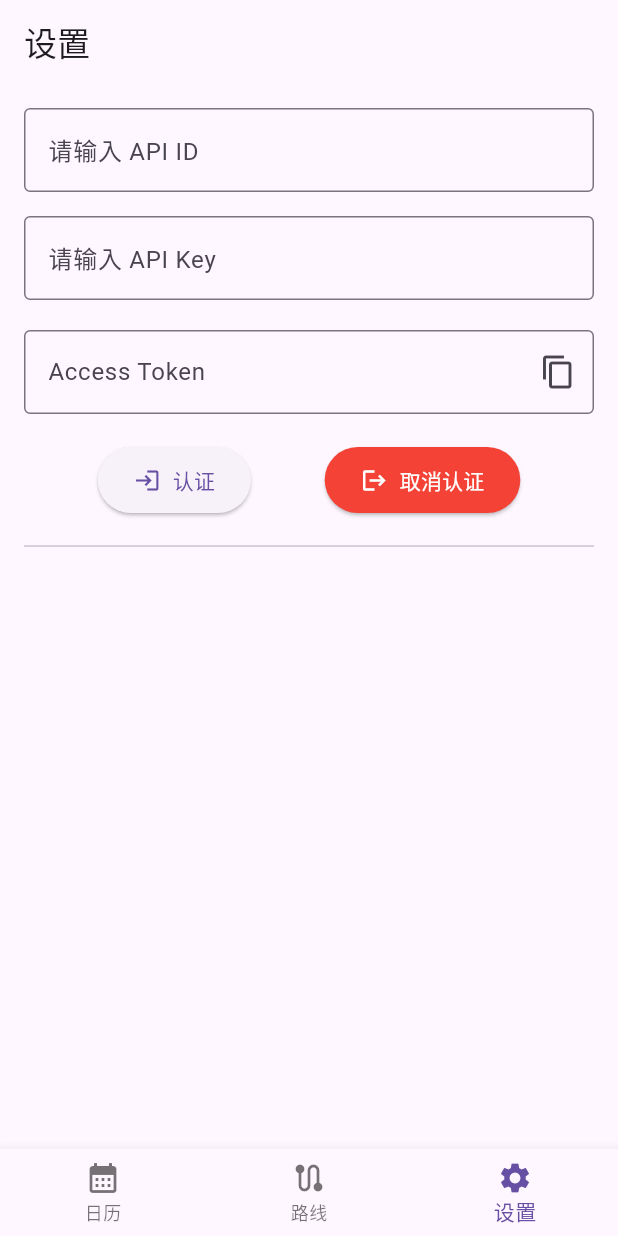
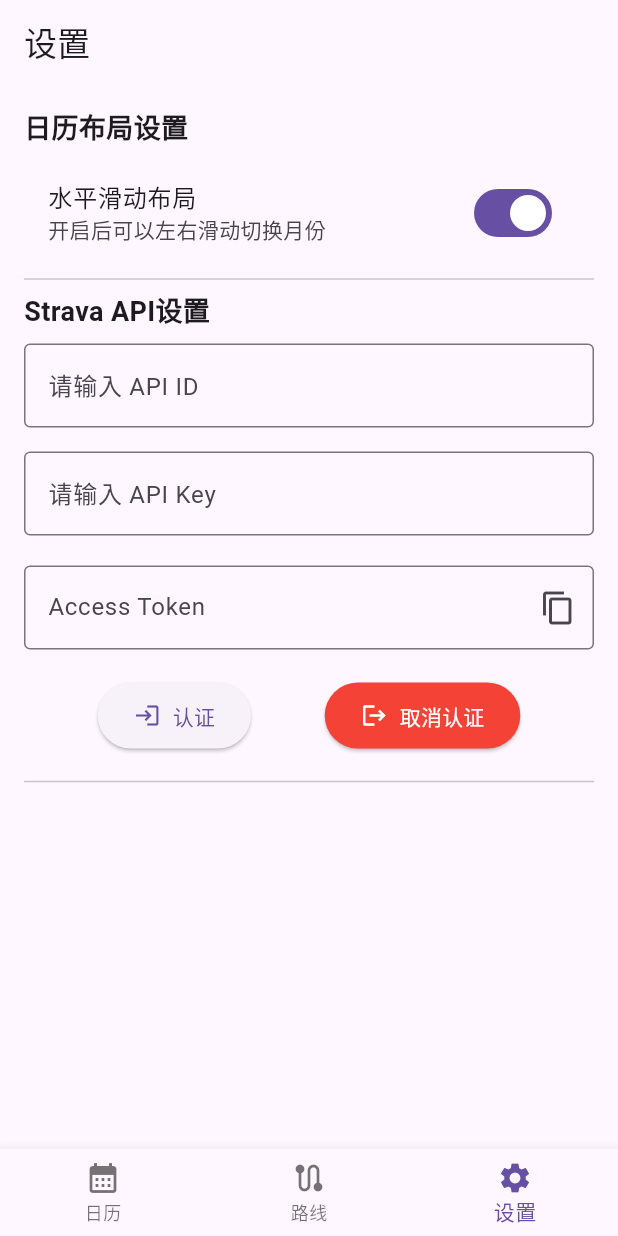
Before and after one commit to qixiaoyu0315/strava_pro, a Flutter app: the screen it shows after launch, item 3 of the bottom bar chosen, on a phone screen of 412 x 824 dp. Run offline on Flutter 3.47's test engine with Material 3 defaults, Android fonts, the phone set to English and light mode, and no system bars; our stand-ins replace device_info_plus, fl_chart, flutter_map, flutter_svg, fluttertoast, geolocator and 4 more; missing offline and left inert: flutter_polyline_points, great_circle_distance_calculator, strava_client; accounts and stored records are empty.

Commit message:
日历修改为水平和垂直两种布局

```diff
--- a/lib/main.dart
+++ b/lib/main.dart
@@ -1,4 +1,5 @@
 import 'package:flutter/material.dart';
+import 'package:shared_preferences/shared_preferences.dart';
 import 'page/route_page.dart';
 import 'page/setting_page.dart';
 import 'page/calendar_name.dart';
@@ -27,20 +28,35 @@ class MainApp extends StatefulWidget {
 
 class _MainAppState extends State<MainApp> {
   int _selectedIndex = 0;
-  final List<Widget> _pages = [
-    const CalendarPage(),
-    const RoutePage(),
-    const SettingPage(),
-  ];
+  bool _isHorizontalLayout = true;
 
-  void _onItemTapped(int index) {
+  @override
+  void initState() {
+    super.initState();
+    _loadSettings();
+  }
+
+  Future<void> _loadSettings() async {
+    final prefs = await SharedPreferences.getInstance();
     setState(() {
-      _selectedIndex = index;
+      _isHorizontalLayout = prefs.getBool('isHorizontalLayout') ?? true;
+    });
+  }
+
+  void _updateCalendarLayout(bool value) {
+    setState(() {
+      _isHorizontalLayout = value;
     });
   }
 
   @override
   Widget build(BuildContext context) {
+    final List<Widget> pages = [
+      CalendarPage(isHorizontalLayout: _isHorizontalLayout),
+      const RoutePage(),
+      SettingPage(onLayoutChanged: _updateCalendarLayout),
+    ];
+
     return MaterialApp(
       debugShowCheckedModeBanner: false,
       theme: ThemeData.light(useMaterial3: true).copyWith(
@@ -53,7 +69,7 @@ class _MainAppState extends State<MainApp> {
       home: Scaffold(
         body: IndexedStack(
           index: _selectedIndex,
-          children: _pages,
+          children: pages,
         ),
         bottomNavigationBar: BottomNavigationBar(
           items: const <BottomNavigationBarItem>[
@@ -71,7 +87,11 @@ class _MainAppState extends State<MainApp> {
             ),
           ],
           currentIndex: _selectedIndex,
-          onTap: _onItemTapped,
+          onTap: (index) {
+            setState(() {
+              _selectedIndex = index;
+            });
+          },
         ),
       ),
     );
--- a/lib/page/setting_page.dart
+++ b/lib/page/setting_page.dart
@@ -9,9 +9,16 @@ import '../model/api_key_model.dart';
 import '../service/strava_service.dart';
 import '../service/strava_client_manager.dart';
 import '../utils/poly2svg.dart';
+import 'package:shared_preferences/shared_preferences.dart';
 
 class SettingPage extends StatefulWidget {
-  const SettingPage({Key? key}) : super(key: key);
+  final Function(bool)? onLayoutChanged;
+
+  const SettingPage({
+    Key? key,
+    this.onLayoutChanged,
+  }) : super(key: key);
+
   @override
   _SettingPageState createState() => _SettingPageState();
 }
@@ -27,11 +34,13 @@ class _SettingPageState extends State<SettingPage> {
   final TextEditingController _idController = TextEditingController();
   final TextEditingController _keyController = TextEditingController();
   final ApiKeyModel _apiKeyModel = ApiKeyModel();
+  bool _isHorizontalLayout = true;
 
   @override
   void initState() {
     super.initState();
     _loadApiKey();
+    _loadSettings();
   }
 
   Future<void> _loadApiKey() async {
@@ -42,6 +51,19 @@ class _SettingPageState extends State<SettingPage> {
         _keyController.text = apiKey['api_key']!;
       });
     }
+  }
+
+  Future<void> _loadSettings() async {
+    final prefs = await SharedPreferences.getInstance();
+    setState(() {
+      _isHorizontalLayout = prefs.getBool('isHorizontalLayout') ?? true;
+    });
+  }
+
+  Future<void> _saveSettings() async {
+    final prefs = await SharedPreferences.getInstance();
+    await prefs.setBool('isHorizontalLayout', _isHorizontalLayout);
+    widget.onLayoutChanged?.call(_isHorizontalLayout);
   }
 
   FutureOr<Null> showErrorMessage(dynamic error, dynamic stackTrace) {
@@ -191,7 +213,6 @@ class _SettingPageState extends State<SettingPage> {
             _syncProgress = processedCount / totalActivities;
             _syncStatus = '已处理: $processedCount/$totalActivities';
           });
-
         } catch (e) {
           print('处理活动 ${activity.name} 时出错: $e');
         }
@@ -219,7 +240,8 @@ class _SettingPageState extends State<SettingPage> {
 
   bool _isValidSvg(String content) {
     if (content.isEmpty) return false;
-    if (!content.trim().startsWith('<svg') || !content.trim().endsWith('</svg>')) {
+    if (!content.trim().startsWith('<svg') ||
+        !content.trim().endsWith('</svg>')) {
       return false;
     }
     return true;
@@ -231,11 +253,40 @@ class _SettingPageState extends State<SettingPage> {
       appBar: AppBar(
         title: const Text('设置'),
       ),
-      body: Padding(
+      body: SafeArea(
+        child: SingleChildScrollView(
           padding: const EdgeInsets.all(16.0),
           child: Column(
-          mainAxisAlignment: MainAxisAlignment.start,
+            crossAxisAlignment: CrossAxisAlignment.start,
             children: [
+              const Text(
+                '日历布局设置',
+                style: TextStyle(
+                  fontSize: 18,
+                  fontWeight: FontWeight.bold,
+                ),
+              ),
+              const SizedBox(height: 8),
+              SwitchListTile(
+                title: const Text('水平滑动布局'),
+                subtitle: const Text('开启后可以左右滑动切换月份'),
+                value: _isHorizontalLayout,
+                onChanged: (bool value) {
+                  setState(() {
+                    _isHorizontalLayout = value;
+                  });
+                  _saveSettings();
+                },
+              ),
+              const Divider(),
+              const Text(
+                'Strava API设置',
+                style: TextStyle(
+                  fontSize: 18,
+                  fontWeight: FontWeight.bold,
+                ),
+              ),
+              const SizedBox(height: 8),
               TextField(
                 controller: _idController,
                 decoration: const InputDecoration(
@@ -265,7 +316,8 @@ class _SettingPageState extends State<SettingPage> {
                     onPressed: () {
                       Clipboard.setData(
                               ClipboardData(text: _textEditingController.text))
-                        .then((_) => ScaffoldMessenger.of(context).showSnackBar(
+                          .then(
+                              (_) => ScaffoldMessenger.of(context).showSnackBar(
                                     SnackBar(content: Text("已复制到剪贴板")),
                                   ));
                     },
@@ -282,7 +334,8 @@ class _SettingPageState extends State<SettingPage> {
                     icon: Icon(Icons.login),
                     label: const Text('认证'),
                     style: ElevatedButton.styleFrom(
-                    padding: EdgeInsets.symmetric(horizontal: 24, vertical: 12),
+                      padding:
+                          EdgeInsets.symmetric(horizontal: 24, vertical: 12),
                     ),
                   ),
                   ElevatedButton.icon(
@@ -290,7 +343,8 @@ class _SettingPageState extends State<SettingPage> {
                     icon: Icon(Icons.logout),
                     label: const Text('取消认证'),
                     style: ElevatedButton.styleFrom(
-                    padding: EdgeInsets.symmetric(horizontal: 24, vertical: 12),
+                      padding:
+                          EdgeInsets.symmetric(horizontal: 24, vertical: 12),
                       backgroundColor: Colors.red,
                       foregroundColor: Colors.white,
                     ),
@@ -319,6 +373,7 @@ class _SettingPageState extends State<SettingPage> {
             ],
           ),
         ),
+      ),
     );
   }
 }
```
Also changed, not shown: lib/page/calendar_name.dart (+24 -5 lines), lib/widgets/horizontal_calendar.dart (added, +137 -0 lines). Lines whose indentation alone changed are shown as unchanged.
